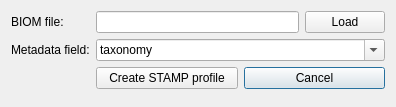
The window that GUI/createProfileBiom.ui (donovan-h-parks/STAMP) describes before a commit, drawn with Qt 5.
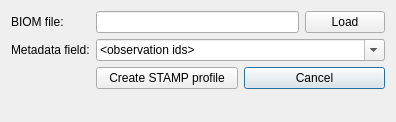
The same window after the commit. Icons and pictures are not drawn.

```diff
--- a/GUI/createProfileBiom.ui
+++ b/GUI/createProfileBiom.ui
@@ -7,7 +7,7 @@
     <x>0</x>
     <y>0</y>
     <width>396</width>
-    <height>107</height>
+    <height>122</height>
    </rect>
   </property>
   <property name="windowTitle">
@@ -60,7 +60,7 @@
          </property>
          <item>
           <property name="text">
-           <string>taxonomy</string>
+           <string>&lt;observation ids&gt;</string>
           </property>
          </item>
          <item>
```
Left out of the diff: 9 changed lines with no effect on the pictures.
